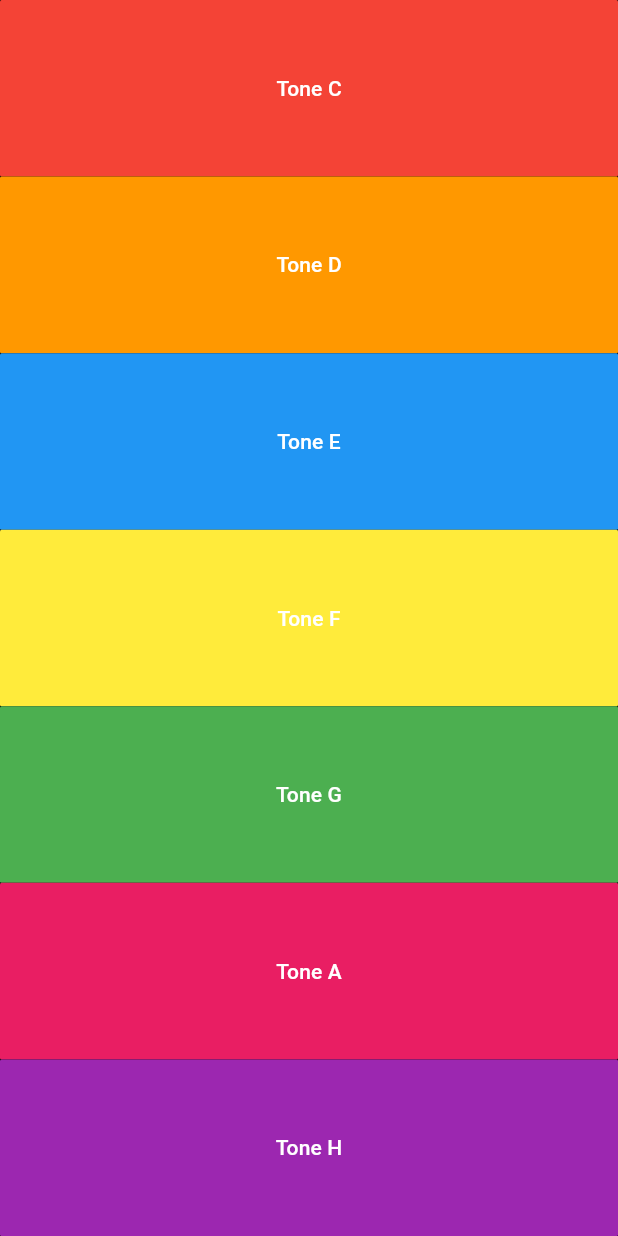
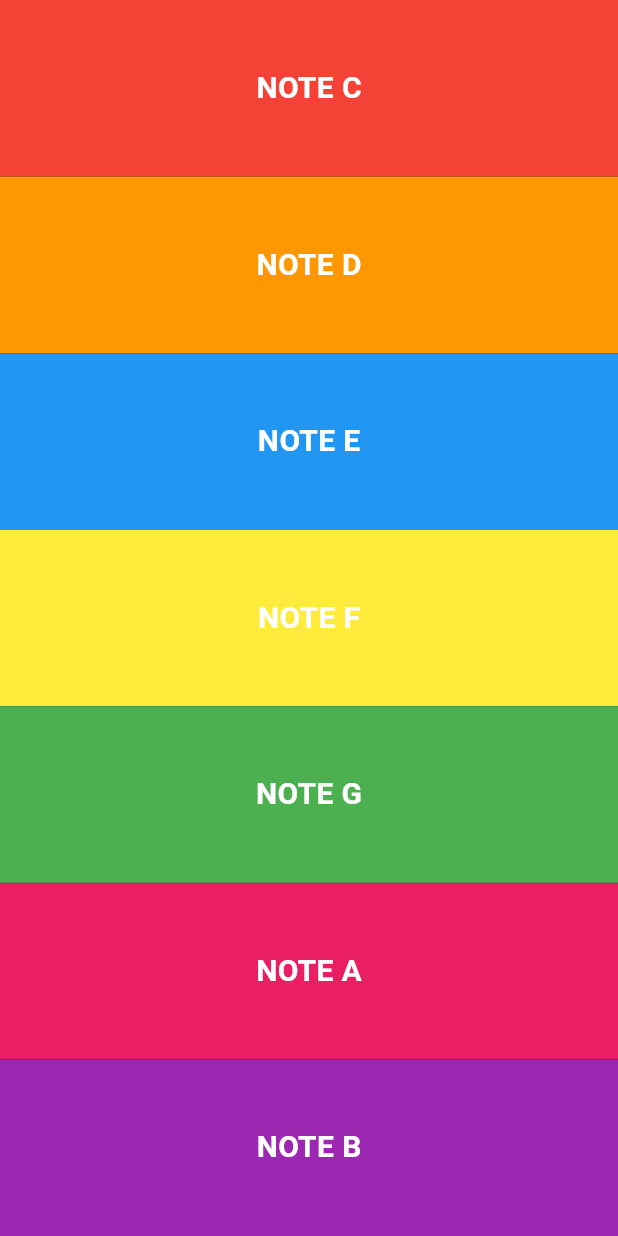
Before and after one commit to Karimbou/flutter_course_defaults, a Flutter app: the screen it shows after launch, on a phone screen of 412 x 824 dp. Run offline on Flutter 3.47's test engine with Material 3 defaults, Android fonts, the light colour scheme and no system bars; our stand-ins replace audioplayers, font_awesome_flutter, rflutter_alert.

Commit message:
The App was refactored by Claude 3.5. Sonet. Extended also the functionality
The App now plays sound when ever the button is tapped. The Inkwell Widget by Material Design is now used.

```diff
--- a/refactoredByAI/xylophone/lib/main.dart
+++ b/refactoredByAI/xylophone/lib/main.dart
@@ -1,42 +1,89 @@
+// Main function that starts the Flutter app
 import 'package:flutter/material.dart';
 import 'package:audioplayers/audioplayers.dart';
 
+// Entry point of the application
 void main() => runApp(const XylophoneApp());
 
+// Root widget of the application
 class XylophoneApp extends StatelessWidget {
   const XylophoneApp({super.key});
+
   @override
   Widget build(BuildContext context) {
     return MaterialApp(
-      home: Scaffold(
-        backgroundColor: Colors.black,
-        body: SafeArea(
-          child: Expanded(
-            child: Column(
-              mainAxisAlignment: MainAxisAlignment.center,
-              crossAxisAlignment: CrossAxisAlignment.stretch,
-              children: [
-                Expanded(
-                    child: _buildTextButton('Tone C', Colors.red, 'note1.wav')),
-                Expanded(
-                    child:
-                        _buildTextButton('Tone D', Colors.orange, 'note2.wav')),
-                Expanded(
-                    child:
-                        _buildTextButton('Tone E', Colors.blue, 'note3.wav')),
-                Expanded(
-                    child:
-                        _buildTextButton('Tone F', Colors.yellow, 'note4.wav')),
-                Expanded(
-                    child:
-                        _buildTextButton('Tone G', Colors.green, 'note5.wav')),
-                Expanded(
-                    child:
-                        _buildTextButton('Tone A', Colors.pink, 'note6.wav')),
-                Expanded(
-                    child:
-                        _buildTextButton('Tone H', Colors.purple, 'note7.wav')),
-              ],
+      title: 'Xylophone App',
+      theme: ThemeData(
+        primarySwatch: Colors.blue,
+        visualDensity:
+            VisualDensity.adaptivePlatformDensity, // Adapts to platform density
+      ),
+      home: const XylophoneHome(), // Sets the home screen
+    );
+  }
+}
+
+// Main screen widget that contains the xylophone
+class XylophoneHome extends StatefulWidget {
+  const XylophoneHome({super.key});
+
+  @override
+  State<XylophoneHome> createState() => _XylophoneHomeState();
+}
+
+class _XylophoneHomeState extends State<XylophoneHome> {
+  // Map to store audio players for each note
+  final Map<String, AudioPlayer> _audioPlayers = {};
+
+  // Function to play sound when a key is tapped
+  Future<void> playSound(String sound) async {
+    try {
+      // Create new audio player if doesn't exist for this sound
+      _audioPlayers.putIfAbsent(sound, () => AudioPlayer());
+
+      // Stop any currently playing sound
+      await _audioPlayers[sound]?.stop();
+
+      // Play the new sound with low latency for better response
+      await _audioPlayers[sound]?.play(
+        AssetSource(sound),
+        mode: PlayerMode.lowLatency,
+      );
+    } catch (e) {
+      debugPrint('Error playing sound: $e');
+    }
+  }
+
+  // Clean up resources when widget is disposed
+  @override
+  void dispose() {
+    for (var player in _audioPlayers.values) {
+      player.dispose();
+    }
+    super.dispose();
+  }
+
+  // Helper method to build individual xylophone keys
+  Widget buildKey({
+    required Color color,
+    required String sound,
+    required String note,
+  }) {
+    return Expanded(
+      child: Material(
+        // Added for better touch feedback
+        color: color,
+        child: InkWell(
+          // Better touch handling than GestureDetector
+          onTap: () => playSound(sound),
+          child: Center(
+            child: Text(
+              note,
+              style: const TextStyle(
+                color: Colors.white,
+                fontSize: 20,
+                fontWeight: FontWeight.bold,
+              ),
             ),
           ),
         ),
@@ -44,20 +91,25 @@ class XylophoneApp extends StatelessWidget {
     );
   }
 
-  TextButton _buildTextButton(String text, Color color, String sound) {
-    final player = AudioPlayer();
-
-    return TextButton(
-      style: TextButton.styleFrom(
-        backgroundColor: color,
-        shape: RoundedRectangleBorder(
-          borderRadius: BorderRadius.circular(1.0),
+  @override
+  Widget build(BuildContext context) {
+    return Scaffold(
+      backgroundColor: Colors.black,
+      body: SafeArea(
+        child: Column(
+          crossAxisAlignment: CrossAxisAlignment.stretch,
+          children: [
+            // Each key represents a musical note
+            buildKey(color: Colors.red, sound: 'note1.wav', note: 'NOTE C'),
+            buildKey(color: Colors.orange, sound: 'note2.wav', note: 'NOTE D'),
+            buildKey(color: Colors.blue, sound: 'note3.wav', note: 'NOTE E'),
+            buildKey(color: Colors.yellow, sound: 'note4.wav', note: 'NOTE F'),
+            buildKey(color: Colors.green, sound: 'note5.wav', note: 'NOTE G'),
+            buildKey(color: Colors.pink, sound: 'note6.wav', note: 'NOTE A'),
+            buildKey(color: Colors.purple, sound: 'note7.wav', note: 'NOTE B'),
+          ],
         ),
       ),
-      onPressed: () async {
-        await player.play(AssetSource(sound));
-      },
-      child: Text(text, style: const TextStyle(color: Colors.white)),
     );
   }
 }
```
Also changed, not shown: 1 other file.
